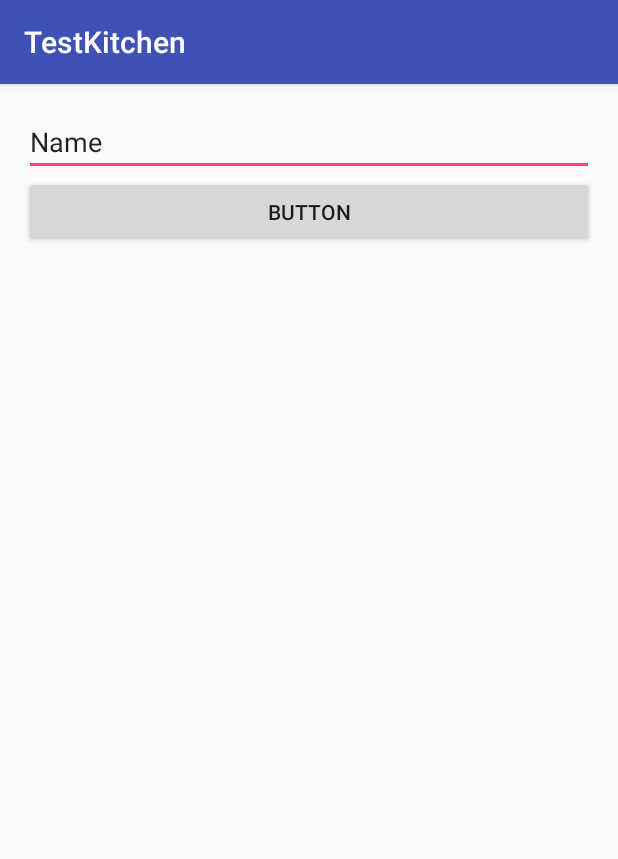
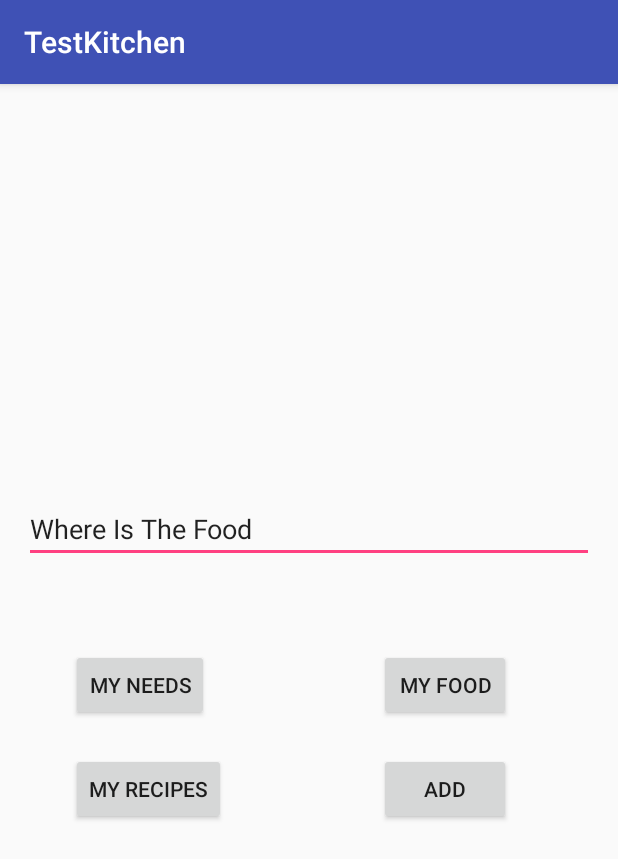
Before and after one commit to khaales/WITF, an Android app: the screen it shows after launch (MainActivity), on a phone screen of 412 x 824 dp. Shown: the top 859 px of the screen. Run offline under Robolectric (Android 15) with nearby library versions, the phone set to English and light mode, and no system bars; our stand-ins replace Firebase (no records; nobody signed in at launch, a user with empty details on screens opened directly).

Commit message:
home screen ui edited

```diff
--- a/app/src/main/java/com/example/khaales/testkitchen/MainActivity.java
+++ b/app/src/main/java/com/example/khaales/testkitchen/MainActivity.java
@@ -47,7 +47,7 @@ public class MainActivity extends AppCompatActivity {
         super.onCreate(savedInstanceState);
         setContentView(R.layout.activity_main);
 
-        Button btn = (Button) findViewById(R.id.button2);
+        Button btn = (Button) findViewById(R.id.myfoodbutt);
         btn.setOnClickListener(new View.OnClickListener() {
             @Override
             public void onClick(View v) {
--- a/app/src/main/res/layout/activity_main.xml
+++ b/app/src/main/res/layout/activity_main.xml
@@ -5,33 +5,55 @@
     android:padding="16dp"
     android:gravity="center">
 
-    <ListView
-        android:id="@+id/listview1"
-        android:layout_width="match_parent"
-        android:layout_height= "500px"
-        android:layout_alignParentBottom="true"
-        android:layout_alignParentLeft="true"
-        android:layout_alignParentStart="true"
-        android:layout_marginBottom="11dp" />
-
-    <Button
-        android:id="@+id/button2"
-        android:layout_width="match_parent"
-        android:layout_height="wrap_content"
-        android:text="Button"
-        android:layout_below="@+id/editText"
-        android:layout_alignParentLeft="true"
-        android:layout_alignParentStart="true" />
-
     <EditText
         android:id="@+id/editText"
         android:layout_width="match_parent"
         android:layout_height="wrap_content"
+        android:inputType="textPersonName"
+        android:text="Where Is The Food"
+        android:layout_above="@+id/myfoodbutt"
         android:layout_alignParentLeft="true"
         android:layout_alignParentStart="true"
-        android:layout_alignParentTop="true"
-        android:ems="10"
-        android:inputType="textPersonName"
-        android:text="Name" />
+        android:layout_marginBottom="57dp" />
+
+    <Button
+        android:id="@+id/myfoodbutt"
+        android:layout_width="wrap_content"
+        android:layout_height="wrap_content"
+        android:text="My Food"
+        android:layout_alignLeft="@+id/button5"
+        android:layout_alignStart="@+id/button5" />
+
+    <Button
+        android:id="@+id/button3"
+        android:layout_width="wrap_content"
+        android:layout_height="wrap_content"
+        android:text="My Recipes"
+        android:layout_marginLeft="31dp"
+        android:layout_marginStart="31dp"
+        android:layout_below="@+id/button4"
+        android:layout_alignParentLeft="true"
+        android:layout_alignParentStart="true"
+        android:layout_marginTop="21dp" />
+
+    <Button
+        android:id="@+id/button4"
+        android:layout_width="wrap_content"
+        android:layout_height="wrap_content"
+        android:text="My Needs"
+        android:layout_alignLeft="@+id/button3"
+        android:layout_alignStart="@+id/button3" />
+
+    <Button
+        android:id="@+id/button5"
+        android:layout_width="wrap_content"
+        android:layout_height="wrap_content"
+        android:text="Add"
+        android:layout_marginRight="55dp"
+        android:layout_marginEnd="55dp"
+        android:layout_alignBaseline="@+id/button3"
+        android:layout_alignBottom="@+id/button3"
+        android:layout_alignParentRight="true"
+        android:layout_alignParentEnd="true" />
 
 </RelativeLayout>
--- a/app/src/main/res/layout/activity_my_food.xml
+++ b/app/src/main/res/layout/activity_my_food.xml
@@ -12,7 +12,7 @@
         android:id="@+id/textView2"
         android:layout_width="368dp"
         android:layout_height="wrap_content"
-        android:text="TextView"
+        android:text="My Food"
         tools:text="My Food" />
 
     <ListView
```
Also changed, not shown: 65 other files.
